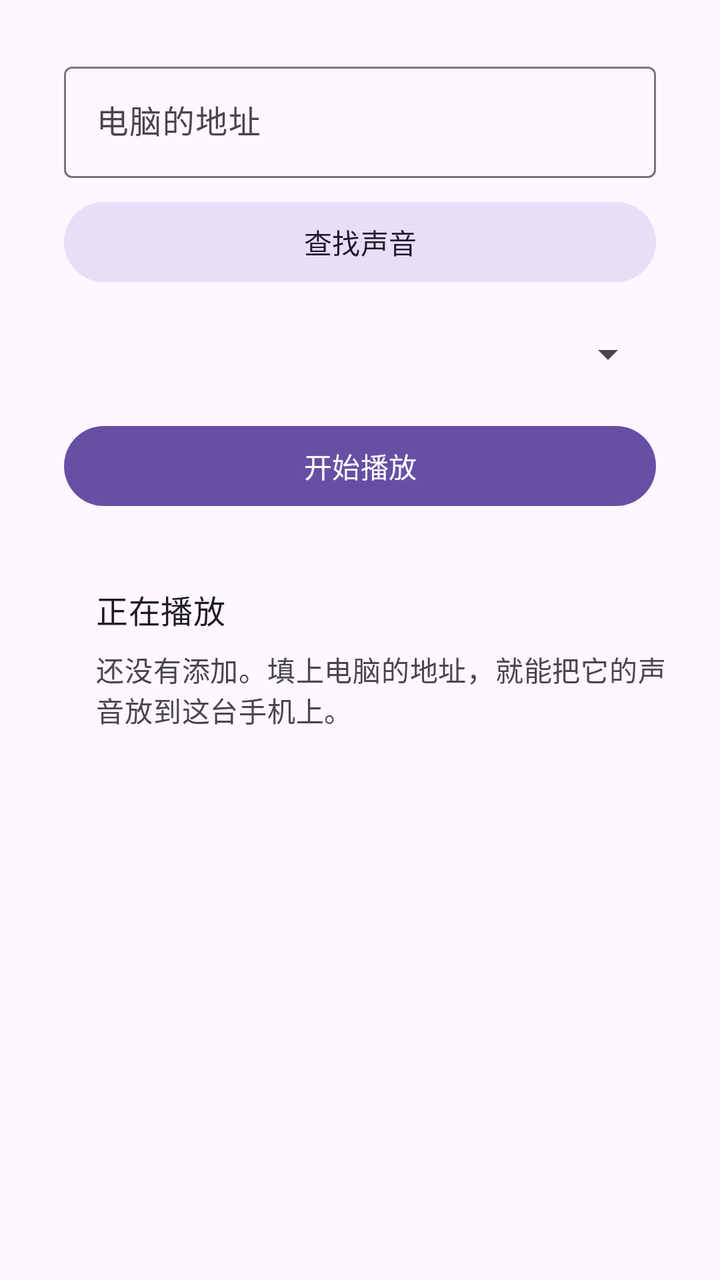
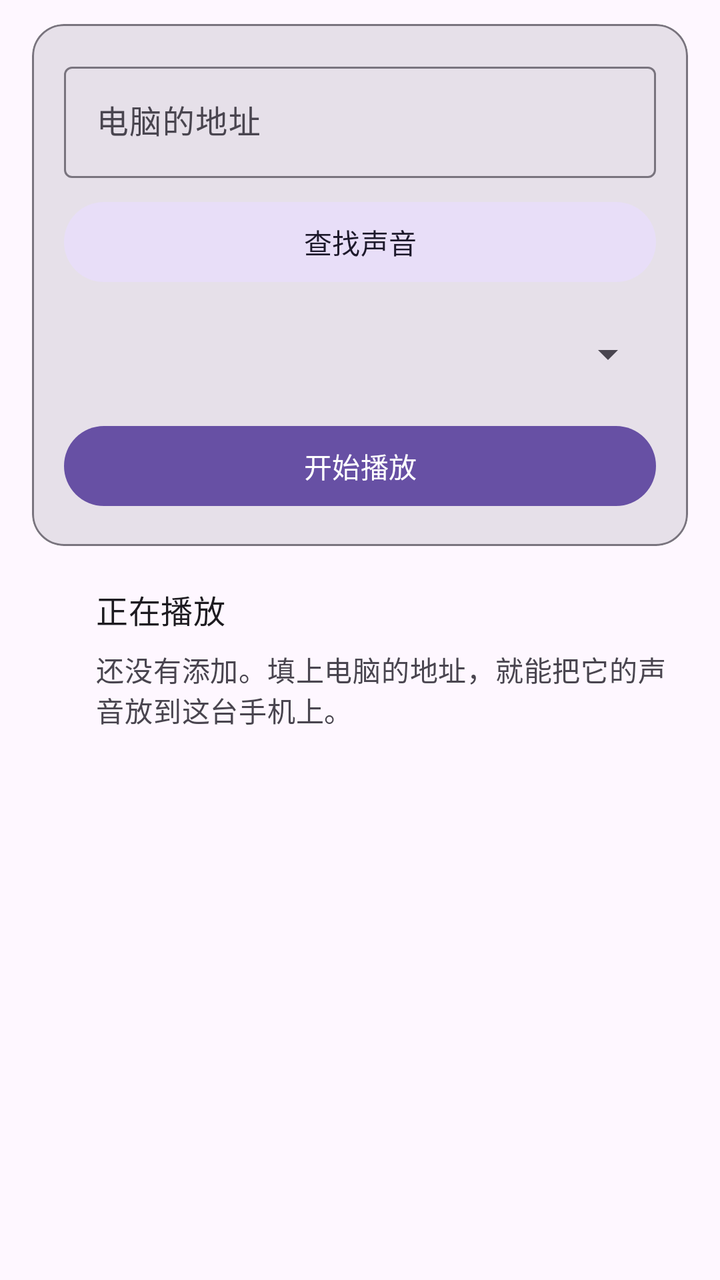

Compare the two renders of this Android layout. The source of the first and the diff that turns it into the second are given below.
<!-- AndroidManifest.xml: application theme Theme.AudioStream -->
<!-- res/layout/fragment_playback.xml -->
<?xml version="1.0" encoding="utf-8"?>
<androidx.core.widget.NestedScrollView xmlns:android="http://schemas.android.com/apk/res/android"
    xmlns:app="http://schemas.android.com/apk/res-auto"
    android:layout_width="match_parent"
    android:layout_height="match_parent"
    android:clipToPadding="false"
    android:paddingBottom="@dimen/screen_margin">

    <LinearLayout
        android:layout_width="match_parent"
        android:layout_height="wrap_content"
        android:orientation="vertical"
        android:paddingStart="@dimen/screen_margin"
        android:paddingEnd="@dimen/screen_margin">

        <com.google.android.material.card.MaterialCardView
            android:layout_width="match_parent"
            android:layout_height="wrap_content"
            android:layout_marginTop="@dimen/card_gap"
            app:cardCornerRadius="@dimen/card_radius"
            app:cardElevation="0dp"
            app:strokeWidth="0dp">

            <LinearLayout
                android:layout_width="match_parent"
                android:layout_height="wrap_content"
                android:orientation="vertical"
                android:padding="@dimen/card_padding">

                <com.google.android.material.textfield.TextInputLayout
                    android:id="@+id/hostLayout"
                    style="@style/Widget.Material3.TextInputLayout.OutlinedBox"
                    android:layout_width="match_parent"
                    android:layout_height="wrap_content"
                    android:hint="电脑的地址">

                    <com.google.android.material.textfield.TextInputEditText
                        android:id="@+id/hostInput"
                        android:layout_width="match_parent"
                        android:layout_height="wrap_content"
                        android:imeOptions="actionDone"
                        android:inputType="textUri"
                        android:maxLines="1" />
                </com.google.android.material.textfield.TextInputLayout>

                <com.google.android.material.button.MaterialButton
                    android:id="@+id/discoverButton"
                    style="@style/Widget.Material3.Button.TonalButton"
                    android:layout_width="match_parent"
                    android:layout_height="wrap_content"
                    android:layout_marginTop="@dimen/gap_small"
                    android:text="查找声音" />

                <Spinner
                    android:id="@+id/deviceSpinner"
                    android:layout_width="match_parent"
                    android:layout_height="wrap_content"
                    android:layout_marginTop="@dimen/gap_small"
                    android:minHeight="48dp" />

                <com.google.android.material.button.MaterialButton
                    android:id="@+id/addRouteButton"
                    android:layout_width="match_parent"
                    android:layout_height="wrap_content"
                    android:layout_marginTop="@dimen/gap_small"
                    android:text="开始播放" />
            </LinearLayout>
        </com.google.android.material.card.MaterialCardView>

        <TextView
            android:id="@+id/routesTitle"
            android:layout_width="match_parent"
            android:layout_height="wrap_content"
            android:layout_marginStart="@dimen/text_indent"
            android:layout_marginTop="@dimen/gap_large"
            android:text="正在播放"
            android:textAppearance="?attr/textAppearanceTitleMedium" />

        <TextView
            android:id="@+id/routesEmptyText"
            android:layout_width="match_parent"
            android:layout_height="wrap_content"
            android:layout_marginStart="@dimen/text_indent"
            android:layout_marginTop="@dimen/gap_small"
            android:text="还没有添加。填上电脑的地址，就能把它的声音放到这台手机上。"
            android:textAppearance="?attr/textAppearanceBodyMedium"
            android:textColor="?attr/colorOnSurfaceVariant" />

        <LinearLayout
            android:id="@+id/routeContainer"
            android:layout_width="match_parent"
            android:layout_height="wrap_content"
            android:orientation="vertical" />
    </LinearLayout>
</androidx.core.widget.NestedScrollView>
<!-- resources referenced by this layout -->
<resources>
  <dimen name="card_gap">12dp</dimen>
  <dimen name="card_padding">16dp</dimen>
  <dimen name="card_radius">16dp</dimen>
  <dimen name="gap_large">20dp</dimen>
  <dimen name="gap_small">8dp</dimen>
  <dimen name="screen_margin">16dp</dimen>
  <dimen name="text_indent">32dp</dimen>
  <style name="Theme.AudioStream" parent="Theme.Material3.DayNight.NoActionBar" />
</resources>

<!-- the commit's change to res/layout/fragment_playback.xml (unified diff, before → after) -->
@@ -14,12 +14,10 @@
         android:paddingEnd="@dimen/screen_margin">
 
         <com.google.android.material.card.MaterialCardView
+            style="@style/Widget.AudioStream.Card"
             android:layout_width="match_parent"
             android:layout_height="wrap_content"
-            android:layout_marginTop="@dimen/card_gap"
-            app:cardCornerRadius="@dimen/card_radius"
-            app:cardElevation="0dp"
-            app:strokeWidth="0dp">
+            android:layout_marginTop="@dimen/card_gap">
 
             <LinearLayout
                 android:layout_width="match_parent"
<!-- resource entries referenced after the edit -->
@@ -7,6 +7,15 @@
   <dimen name="gap_small">8dp</dimen>
   <dimen name="screen_margin">16dp</dimen>
   <dimen name="text_indent">32dp</dimen>
+  <style name="Widget.AudioStream.Card" parent="Widget.Material3.CardView.Elevated">
+          <item name="cardCornerRadius">@dimen/card_radius</item>
+          <item name="cardBackgroundColor">?attr/colorSurfaceContainerHighest</item>
+          <item name="cardElevation">0dp</item>
+          <item name="strokeWidth">1dp</item>
+          <item name="strokeColor">?attr/colorOutline</item>
+          <item name="android:layout_width">match_parent</item>
+          <item name="android:layout_height">wrap_content</item>
+      </style>
   <style name="Theme.AudioStream" parent="Theme.Material3.DayNight.NoActionBar" />
 </resources>
 
